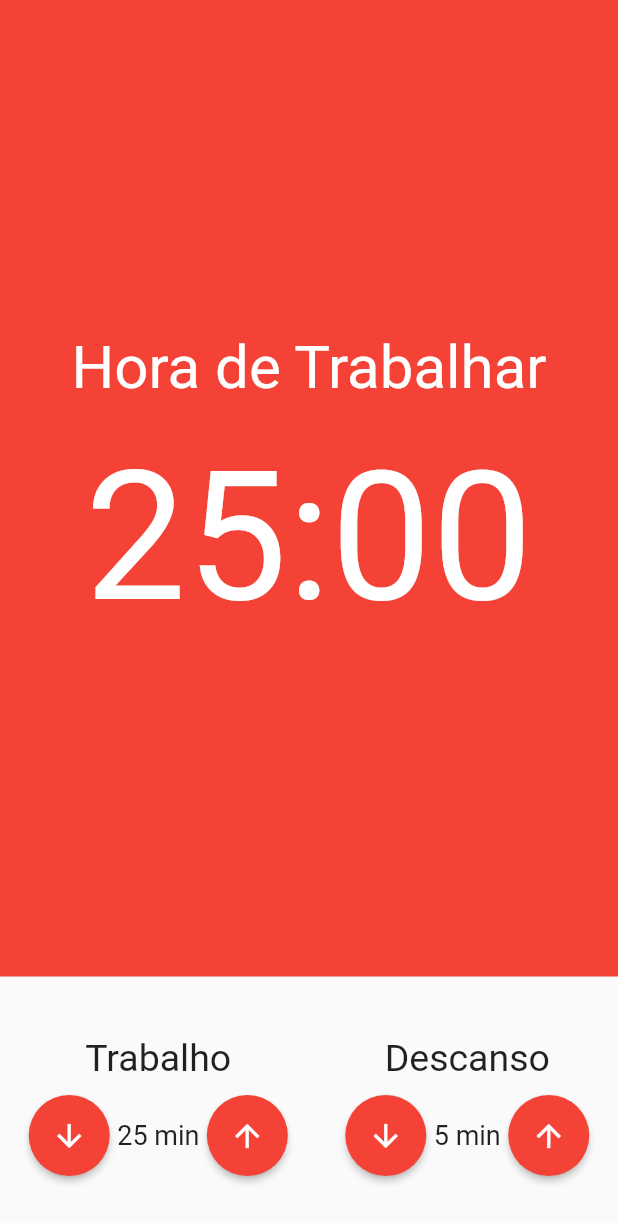
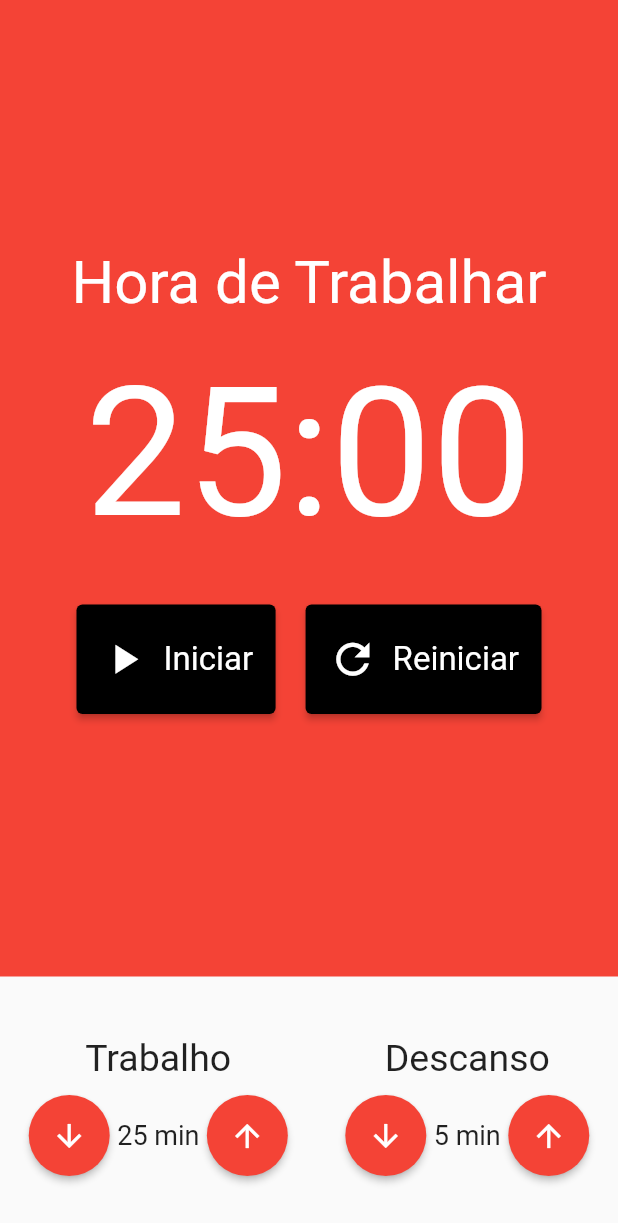
Before and after one commit to Luiz-Carlos-de-Lima/pomodoro, a Flutter app: the screen it shows after launch, on a phone screen of 412 x 824 dp. Shown: the top 1223 px of the screen. Run offline on Flutter 3.47's test engine with Material 2 defaults, Android fonts, the phone set to English and light mode, and no system bars.

Commit message:
implementa os botões de ação do cronometro

```diff
--- a/lib/app/components/cronometro.dart
+++ b/lib/app/components/cronometro.dart
@@ -1,5 +1,5 @@
-
 import 'package:flutter/material.dart';
+import 'package:pomodoro/app/components/cronometro_botao.dart';
 
 class Cronometro extends StatelessWidget {
   const Cronometro({Key? key}) : super(key: key);
@@ -25,6 +25,14 @@ class Cronometro extends StatelessWidget {
             '25:00',
             style: TextStyle(fontSize: 120, color: Colors.white),
           ),
+          const SizedBox(
+            height: 20,
+          ),
+          Row(mainAxisAlignment: MainAxisAlignment.center,children: [
+            const CronometroBotao(texto: 'Iniciar', icone: Icons.play_arrow),
+            //const CronometroBotao(texto: 'Parar', icone: Icons.stop),
+            const CronometroBotao(texto: 'Reiniciar', icone: Icons.refresh),
+          ]),
         ],
       ),
     );
--- /dev/null
+++ b/lib/app/components/cronometro_botao.dart
@@ -0,0 +1,38 @@
+import 'package:flutter/material.dart';
+
+class CronometroBotao extends StatelessWidget {
+  final String texto;
+  final IconData icone;
+
+  const CronometroBotao({Key? key, required this.texto, required this.icone})
+      : super(key: key);
+
+  @override
+  Widget build(BuildContext context) {
+    return Padding(
+      padding: const EdgeInsets.all(10),
+      child: ElevatedButton(
+        child: Row(
+          children: [
+            Padding(
+              padding: const EdgeInsets.only(right: 10),
+              child: Icon(icone,size: 33,),
+            ),
+            Text(texto),
+          ],
+        ),
+        onPressed: () {},
+        style: ElevatedButton.styleFrom(
+          primary: Colors.black,
+          padding: const EdgeInsets.symmetric(
+            horizontal: 15,
+            vertical: 20,
+          ),
+          textStyle: const TextStyle(
+            fontSize: 22
+          ),
+        ),
+      ),
+    );
+  }
+}
```
